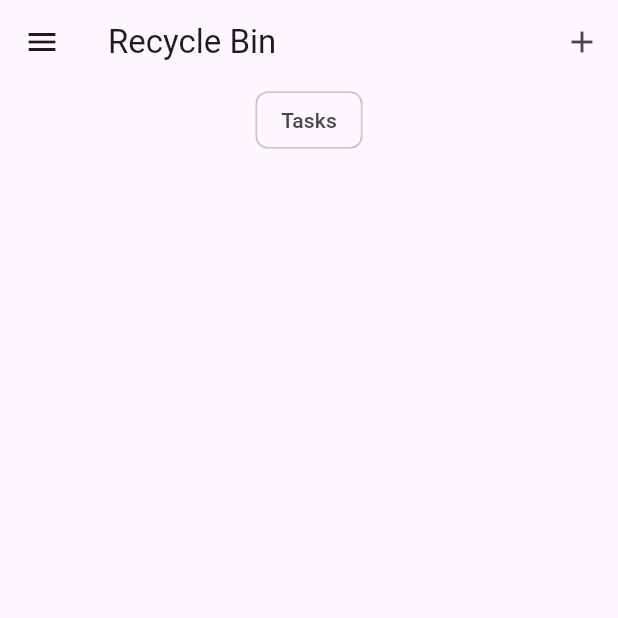
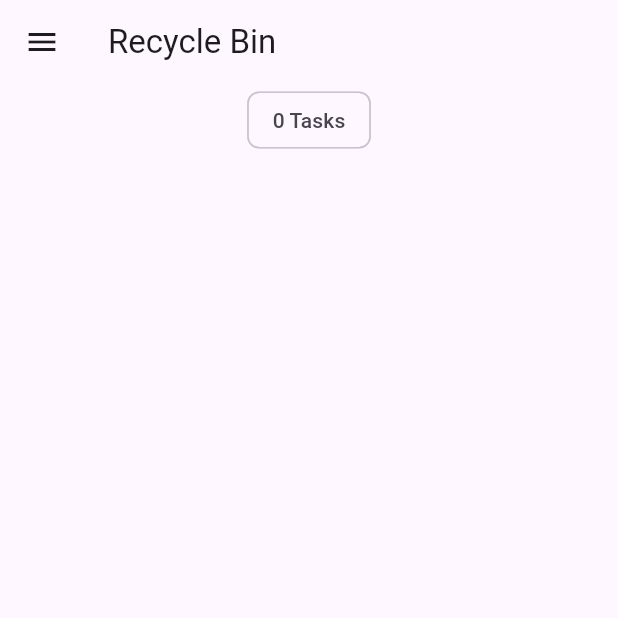
Before and after one commit to sonu25r2e5/todoappusing_bloc, a Flutter app: the RecycleBin screen opened directly, on a phone screen of 412 x 824 dp, the top half of it. Run offline on Flutter 3.47's test engine with Material 3 defaults, Android fonts, the phone set to English and light mode, and no system bars; our stand-ins replace equatable, flutter_bloc, hydrated_bloc.

Commit message:
for removing and adding the recycle and used buitton

```diff
--- /dev/null
+++ b/devtools_options.yaml
@@ -0,0 +1,3 @@
+description: This file stores settings for Dart & Flutter DevTools.
+documentation: https://docs.flutter.dev/tools/devtools/extensions#configure-extension-enablement-states
+extensions:
--- a/lib/blocs/bloc/tasks_event.dart
+++ b/lib/blocs/bloc/tasks_event.dart
@@ -35,3 +35,12 @@ class DeleteTask extends TasksEvent {
   @override
   List<Object> get props => [task];
 }
+
+//Delete Task
+class RemoveTask extends TasksEvent {
+  final Task task;
+  const RemoveTask({required this.task});
+
+  @override
+  List<Object> get props => [task];
+}
--- a/lib/blocs/bloc/tasks_state.dart
+++ b/lib/blocs/bloc/tasks_state.dart
@@ -5,30 +5,32 @@ part of 'tasks_bloc.dart';
 class TasksState extends Equatable {
   // create a tasklist here . understand that.
   final List<Task> allTasks;
+  final List<Task> removedTasks;
 
-  const TasksState({this.allTasks = const <Task>[]});
+  const TasksState({
+    this.allTasks = const <Task>[],
+    this.removedTasks = const <Task>[],
+  });
 
   @override
   List<Object> get props => [
     // insert the list here
-    allTasks,
+    allTasks, removedTasks,
   ];
 
   Map<String, dynamic> toMap() {
     return <String, dynamic>{
       'allTasks': allTasks.map((x) => x.toMap()).toList(),
+      'removedTasks': removedTasks.map((x) => x.toMap()).toList(),
     };
   }
 
   factory TasksState.fromMap(Map<String, dynamic> map) {
     return TasksState(
-      allTasks: map['allTasks'] != null
-          ? List<Task>.from(
-              (map['allTasks'] as List<dynamic>).map<Task>(
-                (x) => Task.fromMap(x as Map<String, dynamic>),
-              ),
-            )
-          : <Task>[],
+      allTasks: List<Task>.from(map['allTasks']?.map((x) => Task.fromMap(x))),
+      removedTasks: List<Task>.from(
+        map['removedTasks']?.map((x) => Task.fromMap(x)),
+      ),
     );
   }
 }
--- a/lib/screens/recycle_bin.dart
+++ b/lib/screens/recycle_bin.dart
@@ -1,3 +1,5 @@
+import 'package:bloc_apps/blocs/bloc/tasks_bloc.dart';
+import 'package:bloc_apps/blocs/bloc_export.dart';
 import 'package:bloc_apps/screens/mydrawer.dart';
 import 'package:bloc_apps/widget/tasks_list.dart';
 import 'package:flutter/material.dart';
@@ -8,19 +10,27 @@ class RecycleBin extends StatelessWidget {
 
   @override
   Widget build(BuildContext context) {
+    return BlocBuilder<TasksBloc, TasksState>(
+      builder: (context, state) {
         return Scaffold(
           appBar: AppBar(
             title: Text('Recycle Bin'),
-        actions: [IconButton(onPressed: () {}, icon: const Icon(Icons.add))],
+            // actions: [
+            //   IconButton(onPressed: () {}, icon: const Icon(Icons.add)),
+            // ],
           ),
           drawer: MyDrawer(),
           body: Column(
             crossAxisAlignment: CrossAxisAlignment.center,
             children: [
-          Center(child: Chip(label: Text('Tasks'))),
-          TaskList(taskslist: []),
+              Center(
+                child: Chip(label: Text('${state.removedTasks.length} Tasks')),
+              ),
+              TaskList(taskslist: state.removedTasks),
             ],
           ),
         );
+      },
+    );
   }
 }
--- a/lib/screens/tasks_screen.dart
+++ b/lib/screens/tasks_screen.dart
@@ -34,9 +34,9 @@ class TasksScreen extends StatelessWidget {
         return Scaffold(
           appBar: AppBar(
             title: Text('Tasks App'),
-            actions: [
-              IconButton(onPressed: () {}, icon: const Icon(Icons.add)),
-            ],
+            // actions: [
+            //   IconButton(onPressed: () {}, icon: const Icon(Icons.add)),
+            // ],
           ),
           drawer: MyDrawer(),
           body: Column(
--- a/lib/widget/addTask.dart
+++ b/lib/widget/addTask.dart
@@ -22,6 +22,7 @@ class AddTaskScreen extends StatelessWidget {
             SizedBox(height: 10),
             TextField(
               autocorrect: true,
+              textInputAction: TextInputAction.done,
               controller: titleController,
               decoration: InputDecoration(
                 label: Text('enter your text title'),
@@ -35,6 +36,7 @@ class AddTaskScreen extends StatelessWidget {
                   onPressed: () {
                     var task = Task(title: titleController.text);
                     context.read<TasksBloc>().add(AddTask(task: task));
+
                     Navigator.pop(context);
                   },
                   child: Text('Add'),
```
Also changed, not shown: lib/blocs/bloc/tasks_bloc.dart (+27 -5 lines), lib/screens/mydrawer.dart (+11 -8 lines), lib/widget/tasktitle.dart (+13 -4 lines). Lines whose indentation alone changed are shown as unchanged.
